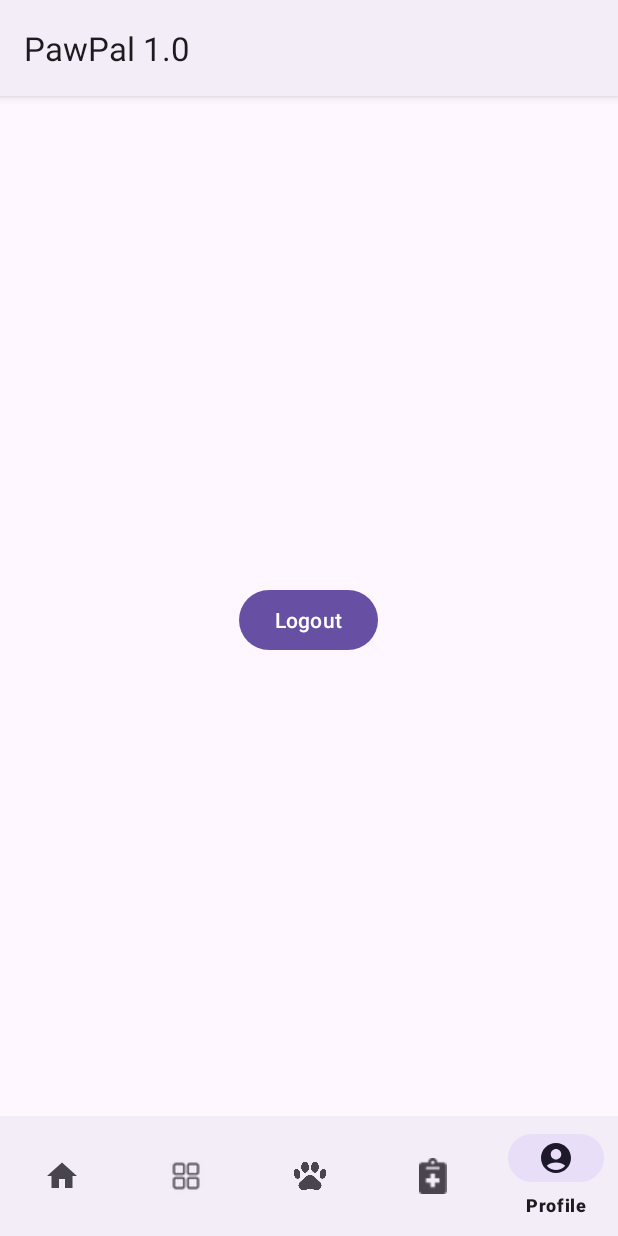
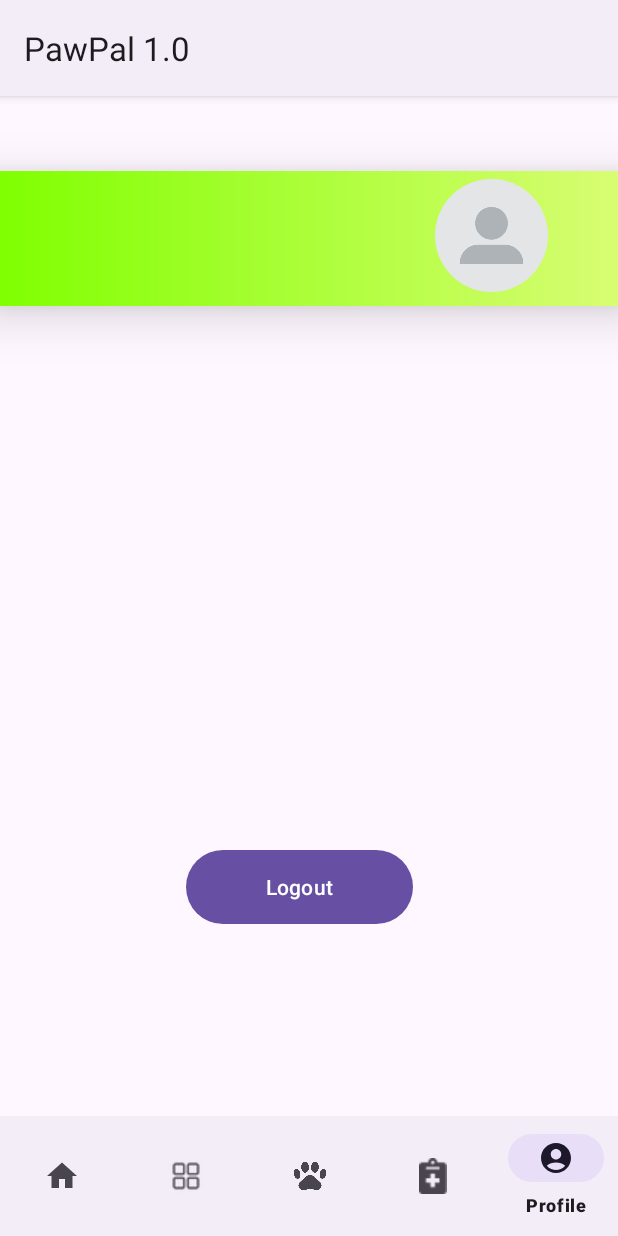
Before and after one commit to BhatVignesh/PawPal, an Android app: the screen it shows after launch once a user with an empty profile is signed in (MainActivity), item 5 of the bottom bar chosen, on a phone screen of 412 x 824 dp. Run offline under Robolectric (Android 15) with nearby library versions, the phone set to English and light mode, and no system bars; our stand-ins replace Firebase (no records; nobody signed in at launch, a user with empty details on screens opened directly).

Commit message:
made changes to profile

```diff
--- a/app/build.gradle.kts
+++ b/app/build.gradle.kts
@@ -1,3 +1,4 @@
+
 plugins {
     alias(libs.plugins.android.application)
     alias(libs.plugins.google.gms.google.services)
@@ -36,7 +37,6 @@ android {
 }
 
 dependencies {
-
     implementation(libs.appcompat)
     implementation(libs.material)
     implementation(libs.activity)
--- /dev/null
+++ b/app/src/main/res/drawable/circle_shape.xml
@@ -0,0 +1,10 @@
+<?xml version="1.0" encoding="utf-8"?>
+<shape xmlns:android="http://schemas.android.com/apk/res/android"
+    android:shape="rectangle">
+    <corners android:radius="0dp" />
+    <solid android:color="#FFFFFF" /> <!-- White background -->
+    <padding android:bottom="2dp"
+        android:left="2dp"
+        android:right="2dp"
+        android:top="2dp"/>
+</shape>
--- /dev/null
+++ b/app/src/main/res/drawable/gradient1.xml
@@ -0,0 +1,10 @@
+<?xml version="1.0" encoding="utf-8"?>
+<shape xmlns:android="http://schemas.android.com/apk/res/android">
+    <gradient
+        android:type="linear"
+        android:angle="0"
+        android:startColor="#80FF01"
+        android:endColor="#D8FD72">
+
+    </gradient>
+</shape>
--- a/app/src/main/res/layout/fragment_profile.xml
+++ b/app/src/main/res/layout/fragment_profile.xml
@@ -1,24 +1,76 @@
 <?xml version="1.0" encoding="utf-8"?>
 <LinearLayout xmlns:android="http://schemas.android.com/apk/res/android"
+    xmlns:app="http://schemas.android.com/apk/res-auto"
     xmlns:tools="http://schemas.android.com/tools"
     android:layout_width="match_parent"
     android:layout_height="match_parent"
-    tools:context=".profileFragment"
     android:gravity="center"
-    android:orientation="vertical">
+    android:orientation="vertical"
+    tools:context=".profileFragment">
 
-    <!-- TextView for displaying the user's email -->
+    <androidx.constraintlayout.widget.ConstraintLayout
+        android:layout_width="match_parent"
+        android:layout_height="match_parent">
+
+        <androidx.constraintlayout.widget.ConstraintLayout
+            android:id="@+id/cardView"
+            android:layout_width="match_parent"
+            android:layout_height="90dp"
+            android:layout_marginTop="50dp"
+            app:layout_constraintEnd_toEndOf="parent"
+            app:layout_constraintHorizontal_bias="0.0"
+            app:layout_constraintStart_toStartOf="parent"
+            app:layout_constraintTop_toTopOf="parent"
+            android:elevation="20dp"
+            android:background="@drawable/gradient1">
+
+            <com.google.android.material.imageview.ShapeableImageView
+                android:id="@+id/ProfileImage"
+                android:layout_width="75dp"
+                android:layout_height="75dp"
+                android:layout_marginStart="290dp"
+                android:layout_marginTop="5dp"
+                android:scaleType="centerCrop"
+                android:src="@drawable/default_profile_image"
+                app:layout_constraintStart_toStartOf="parent"
+                app:layout_constraintTop_toTopOf="parent"
+                app:shapeAppearanceOverlay="@style/roundedImageView" />
+
             <TextView
                 android:id="@+id/profileTextView"
                 android:layout_width="wrap_content"
                 android:layout_height="wrap_content"
-        android:text="@string/profile"/>
+                android:layout_marginStart="52dp"
+                android:layout_marginTop="36dp"
+                android:text="@string/profile"
+                app:layout_constraintStart_toStartOf="parent"
+                app:layout_constraintTop_toTopOf="parent" />
 
-    <!-- Button for logout -->
+        </androidx.constraintlayout.widget.ConstraintLayout>
+
         <Button
             android:id="@+id/logoutButton"
-        android:layout_width="wrap_content"
-        android:layout_height="wrap_content"
-        android:text="@string/logout"/>
+            android:layout_width="151dp"
+            android:layout_height="57dp"
+            android:layout_marginStart="124dp"
+            android:layout_marginBottom="124dp"
+            android:text="@string/logout"
+            app:layout_constraintBottom_toBottomOf="parent"
+            app:layout_constraintStart_toStartOf="parent" />
+
+        <ListView
+            android:id="@+id/ProfileList"
+            android:layout_width="409dp"
+            android:layout_height="200dp"
+            android:layout_marginStart="1dp"
+            android:layout_marginTop="200dp"
+            android:layout_marginEnd="1dp"
+            app:layout_constraintEnd_toEndOf="parent"
+            app:layout_constraintHorizontal_bias="0.0"
+            app:layout_constraintStart_toStartOf="parent"
+            app:layout_constraintTop_toTopOf="parent" />
+
+
+    </androidx.constraintlayout.widget.ConstraintLayout>
 
 </LinearLayout>
--- /dev/null
+++ b/app/src/main/res/values/circle_styles.xml
@@ -0,0 +1,7 @@
+<?xml version="1.0" encoding="utf-8"?>
+<resources>
+    <style name="roundedImageView">
+        <item name="cornerFamily">rounded</item>
+        <item name="cornerSize">50%</item>
+    </style>
+</resources>
```
Also changed, not shown: app/src/main/res/drawable/default_profile_image.jpg (added). Lines whose indentation alone changed are shown as unchanged.
